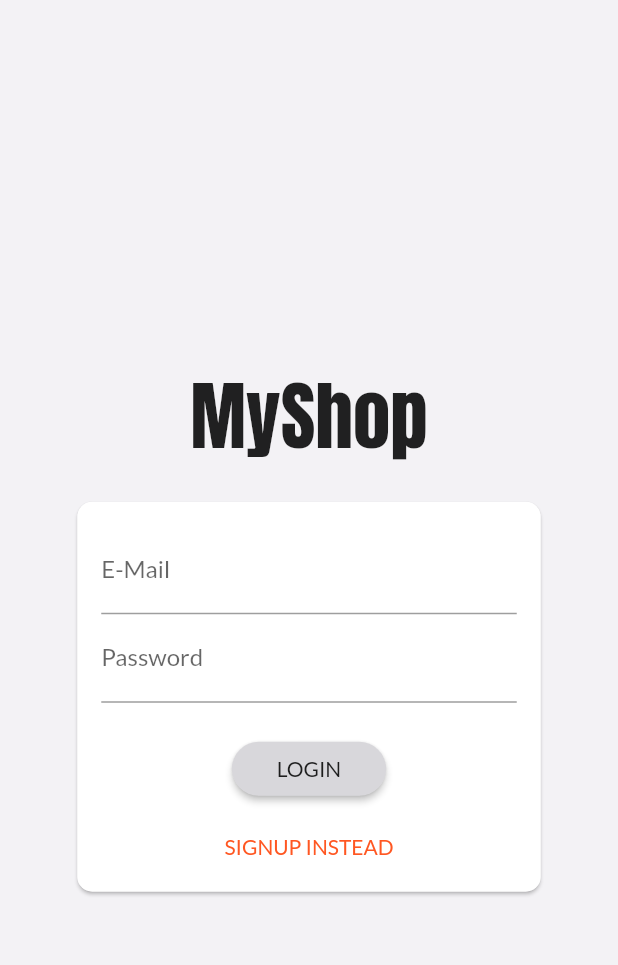
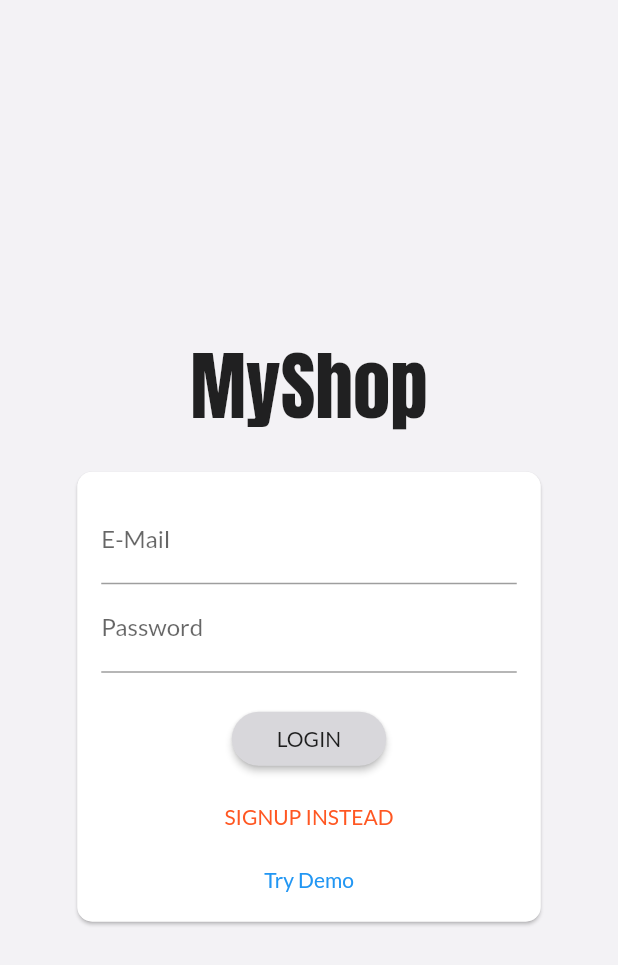
Before and after one commit to laila-nabil/Flutter-Shop-App, a Flutter app: the screen it shows after launch, on a phone screen of 412 x 824 dp. Shown: the top 965 px of the screen. Run offline on Flutter 3.47's test engine with Material 2 defaults, Android fonts, the phone set to English and light mode, and no system bars; our stand-ins replace auto_size_text, flutter_dotenv, shared_preferences.

Commit message:
add try demo button

```diff
--- a/lib/screens/auth_screen.dart
+++ b/lib/screens/auth_screen.dart
@@ -206,7 +206,7 @@
       ),
 
       child: AnimatedContainer(
-        height: _authMode == AuthMode.Signup ? 320 : 260,
+        height: _authMode == AuthMode.Signup ? 360 : 300,
         duration: Duration(milliseconds: 300),
         curve: Curves.easeIn,
         constraints:
@@ -301,9 +301,6 @@
                     materialTapTargetSize: MaterialTapTargetSize.shrinkWrap,
                     textColor: Theme.of(context).accentColor,
                   ),
-                SizedBox(
-                  height: 10,
-                ),
                 TextButton(onPressed: _demoLogin, child: Text('Try Demo'))
               ],
             ),
```
